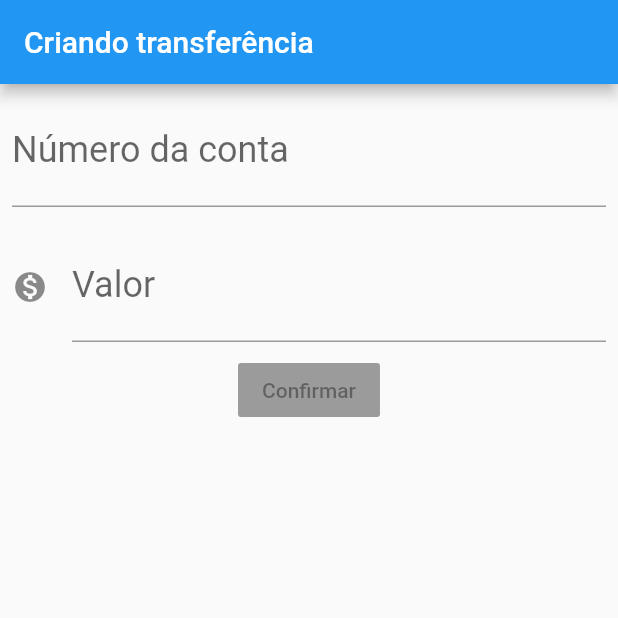
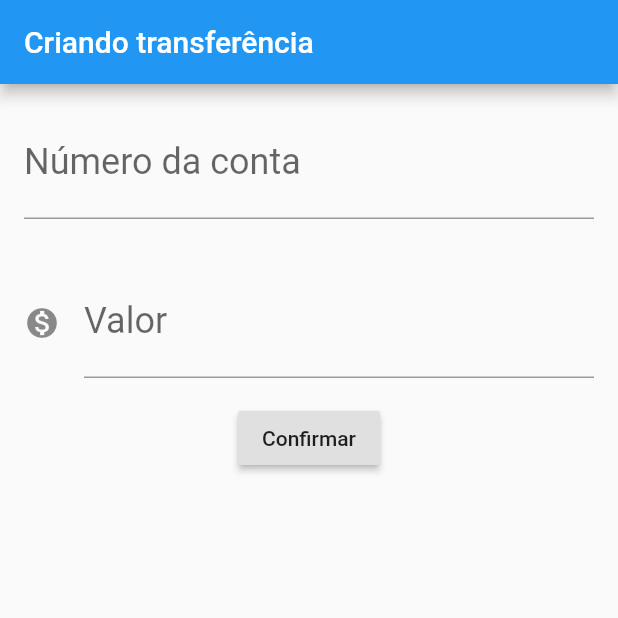
Before and after one commit to taynarodrigues/Fundamentos-de-Flutter, a Flutter app: the screen it shows after launch, on a phone screen of 412 x 824 dp, the top half of it. Run offline on Flutter 3.47's test engine with Material 2 defaults, Android fonts, the phone set to English and light mode, and no system bars.

Commit message:
Criando a transferência

```diff
--- a/lib/main.dart
+++ b/lib/main.dart
@@ -14,40 +14,53 @@ class BytebankApp extends StatelessWidget {
 }
 
 class FormularioTransferencia extends StatelessWidget {
+  final TextEditingController _controladorCampoNumeroConta =
+      TextEditingController();
+  final TextEditingController _controladorCampoValor = TextEditingController();
+
   @override
   Widget build(BuildContext context) {
     return Scaffold(
-      appBar: AppBar(title: Text('Criando transferência'),),
+        appBar: AppBar(
+          title: Text('Criando transferência'),
+        ),
         body: Column(
           children: [
             Padding(
-              padding: const EdgeInsets.all(8.0),
+              padding: const EdgeInsets.all(16.0),
               child: TextField(
-                style: TextStyle(
-                  fontSize: 24.0
-                ),
+                controller: _controladorCampoNumeroConta,
+                style: TextStyle(fontSize: 24.0),
                 decoration: InputDecoration(
-                  labelText: 'Número da conta',
-                  hintText: '0000'
-                ),
+                    labelText: 'Número da conta', hintText: '0000'),
                 keyboardType: TextInputType.number,
               ),
-            ),            Padding(
-              padding: const EdgeInsets.all(8.0),
+            ),
+            Padding(
+              padding: const EdgeInsets.all(16.0),
               child: TextField(
-                style: TextStyle(
-                  fontSize: 24.0
-                ),
+                controller: _controladorCampoValor,
+                style: TextStyle(fontSize: 24.0),
                 decoration: InputDecoration(
-                  icon: Icon(Icons.monetization_on),
-                  labelText: 'Valor',
-                  hintText: '0.00'
-                ),
+                    icon: Icon(Icons.monetization_on),
+                    labelText: 'Valor',
+                    hintText: '0.00'),
                 keyboardType: TextInputType.number,
               ),
             ),
             RaisedButton(
               child: Text('Confirmar'),
+              onPressed: () {
+                debugPrint('clicou no confirmar');
+                final int numeroConta =
+                    int.tryParse(_controladorCampoNumeroConta.text);
+                final double valor =
+                    double.tryParse(_controladorCampoValor.text);
+                if (numeroConta != null && valor != null) {
+                 final transferenciaCriada =  Transferencia(valor, numeroConta);
+                 debugPrint('$transferenciaCriada');
+                }
+              },
             )
           ],
         ));
@@ -98,4 +111,9 @@ class Transferencia {
   final int numeroConta;
 
   Transferencia(this.valor, this.numeroConta);
+
+  @override
+  String toString() {
+    return 'Transferencia{valor: $valor, numeroConta: $numeroConta}';
+  }
 }
```
